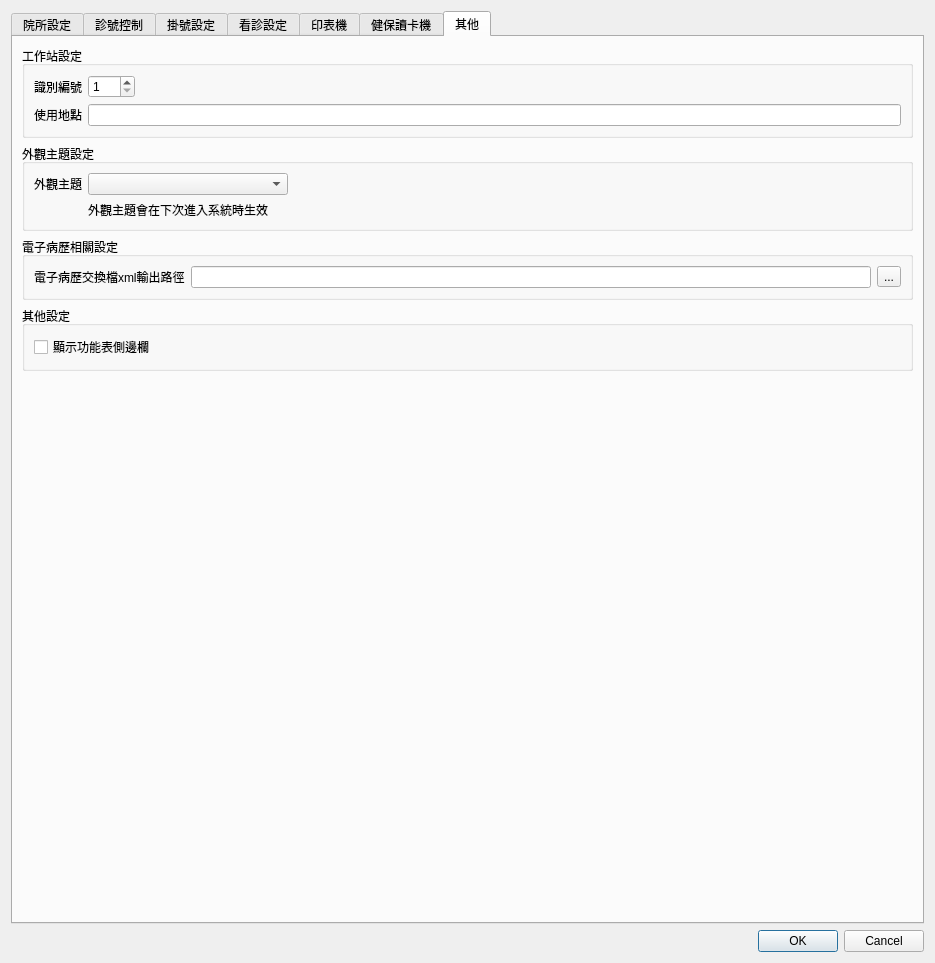
Qt form ui/dialog_settings.ui (picacat/pyMedical) before a commit.
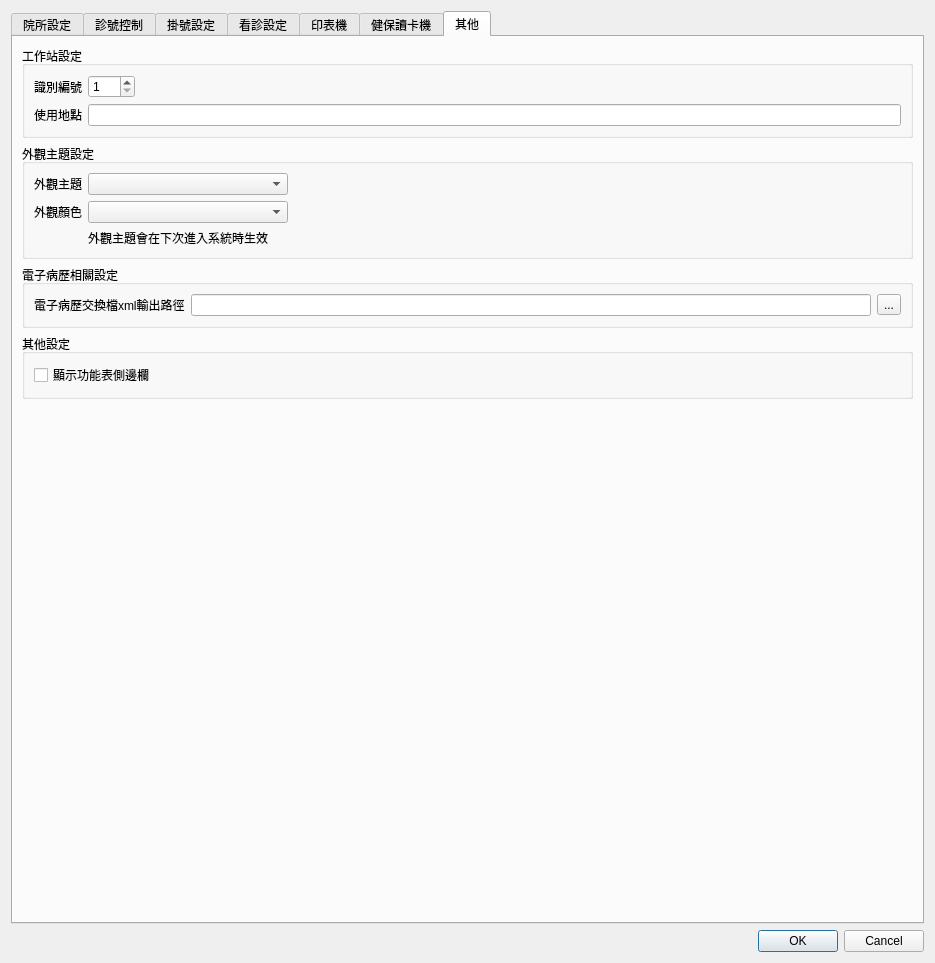
The same form after that commit. Icons and pictures are not drawn.

```diff
--- a/ui/dialog_settings.ui
+++ b/ui/dialog_settings.ui
@@ -1877,13 +1877,23 @@
                 </property>
                </spacer>
               </item>
-              <item row="1" column="1">
+              <item row="2" column="1">
                <widget class="QLabel" name="label_57">
                 <property name="text">
                  <string>外觀主題會在下次進入系統時生效</string>
                 </property>
                </widget>
               </item>
+              <item row="1" column="0">
+               <widget class="QLabel" name="label_61">
+                <property name="text">
+                 <string>外觀顏色</string>
+                </property>
+               </widget>
+              </item>
+              <item row="1" column="1">
+               <widget class="QComboBox" name="comboBox_color"/>
+              </item>
              </layout>
             </item>
            </layout>
```
